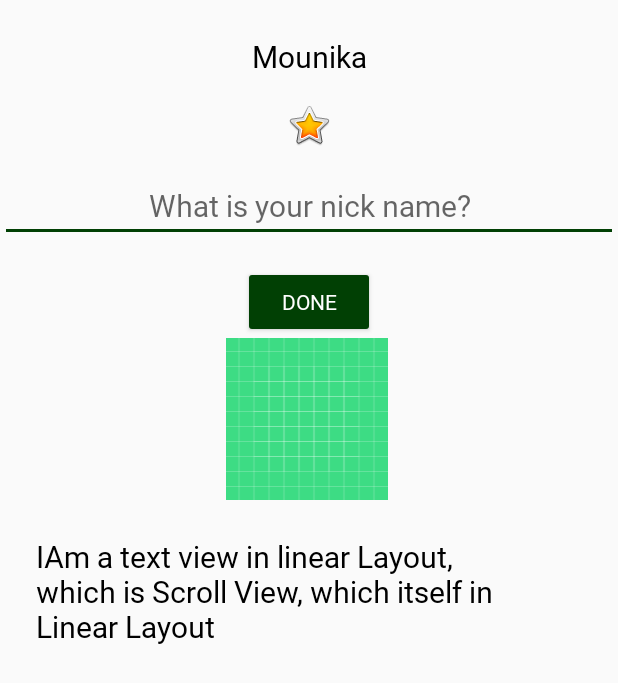
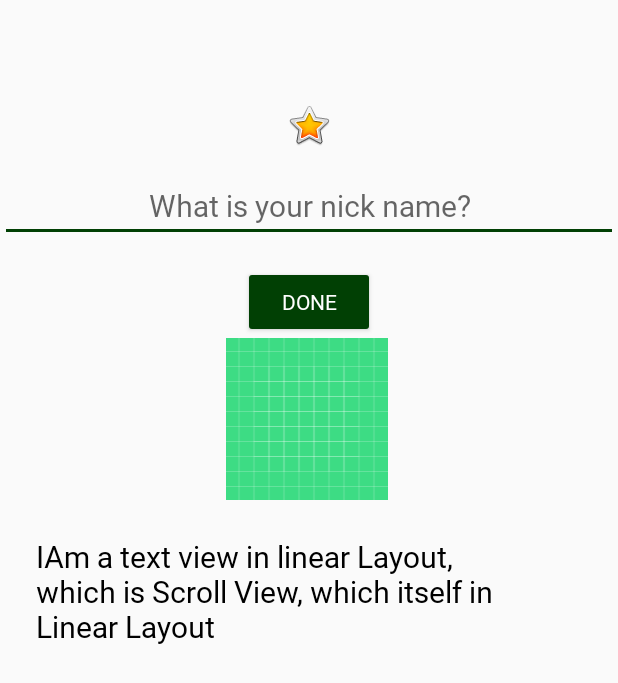
Before and after one commit to bathinaMounika/AboutME, an Android app: the layout activity_main.xml on its own in the app's theme, with its tools: preview values and no code run, on a phone screen of 412 x 824 dp. Shown: the top 683 px of the screen. Run offline under Robolectric (Android 15) with nearby library versions, the phone set to English and light mode, and no system bars.

```diff
--- a/app/src/main/java/com/example/aboutme/MainActivity.kt
+++ b/app/src/main/java/com/example/aboutme/MainActivity.kt
@@ -16,11 +16,13 @@ class MainActivity : AppCompatActivity() {
 
     private lateinit var binding: ActivityMainBinding
     //ActivityMainBinding class is generated by compiler, it's name is derived from layout file that is  <LayoutFileName>Binding
+    private val myName: MyName = MyName("mounika")
 
     override fun onCreate(savedInstanceState: Bundle?) {
         super.onCreate(savedInstanceState)
         //setContentView(R.layout.activity_main)
         binding = DataBindingUtil.setContentView(this, R.layout.activity_main)
+        binding.myName = myName
 
         //findViewById<Button>(R.id.done_button).setOnClickListener {
         //   addNickName(it)
@@ -36,6 +38,7 @@ class MainActivity : AppCompatActivity() {
         //val nicknameTextView = findViewById<TextView>(R.id.nickname_text)
 
         binding.apply {
+            myName?.nickname = nicknameEdit.text.toString()
             invalidateAll() //refresh UI with new data
             binding.nicknameText.text = binding.nicknameEdit.text
             binding.nicknameEdit.visibility = View.GONE
--- /dev/null
+++ b/app/src/main/java/com/example/aboutme/MyName.kt
@@ -0,0 +1,3 @@
+package com.example.aboutme
+
+data class MyName (var name:String = "", var nickname: String = "")
--- a/app/src/main/res/layout/activity_main.xml
+++ b/app/src/main/res/layout/activity_main.xml
@@ -3,6 +3,13 @@
 <layout xmlns:android="http://schemas.android.com/apk/res/android"
     xmlns:app="http://schemas.android.com/apk/res-auto"
     xmlns:tools="http://schemas.android.com/tools" >
+
+    <data>
+        <variable
+            name="myName"
+            type="com.example.aboutme.MyName" />
+
+    </data>
 
 
 <LinearLayout
@@ -16,7 +23,7 @@
         android:layout_width="match_parent"
         android:layout_height="wrap_content"
         android:fontFamily="@font/roboto"
-        android:text="@string/name"
+        android:text="@={myName.name}"
         android:textAlignment="center" />
 
     <TextView
@@ -25,7 +32,8 @@
         android:layout_width="match_parent"
         android:layout_height="wrap_content"
         android:textAlignment="center"
-        android:visibility="gone" />
+        android:visibility="gone"
+        android:text="@={myName.nickname}"/>
 
     <ImageView
         android:id="@+id/imageView2"
```
